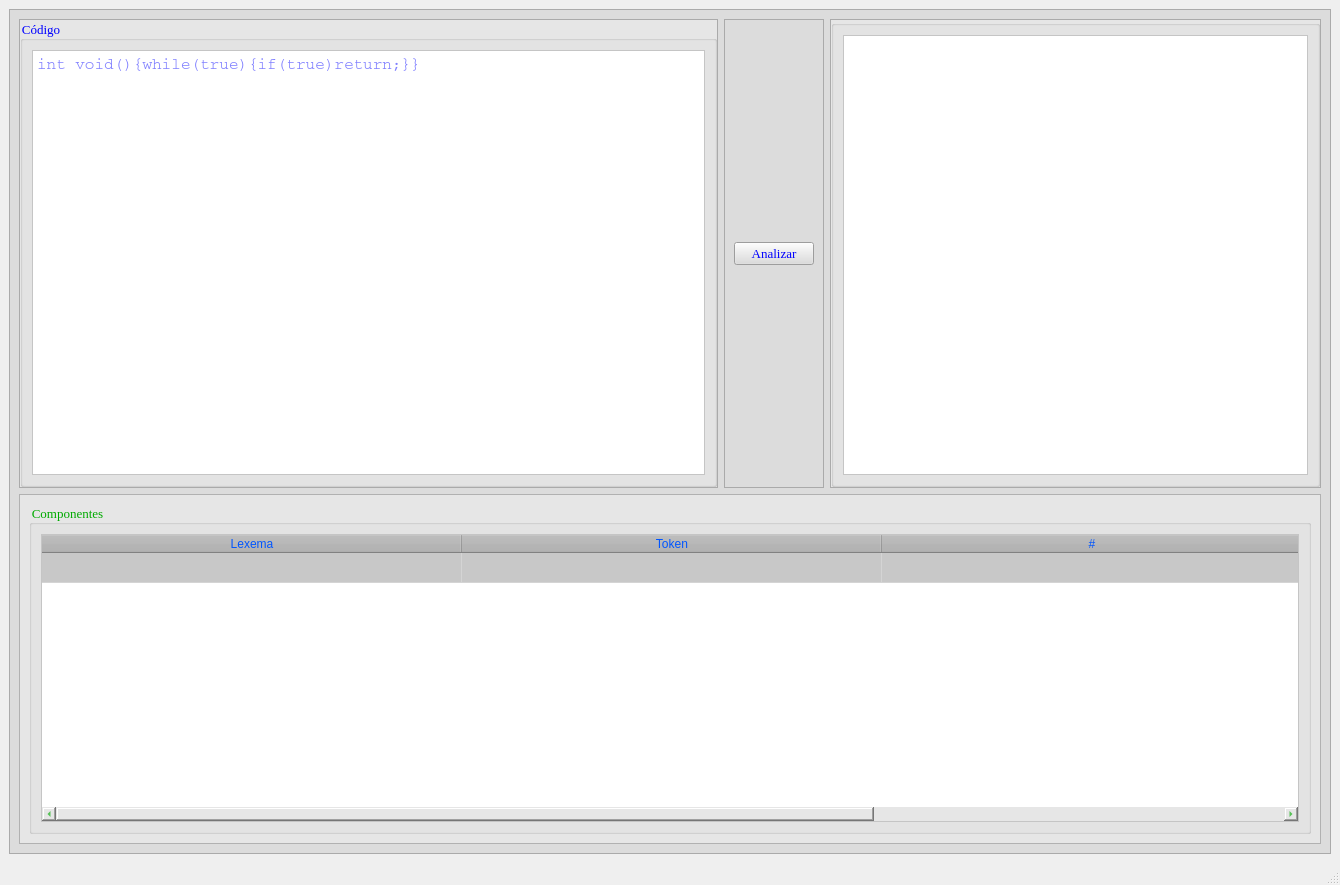
Qt form mainwindow.ui (00urbina00/Analizador_Lexico_ST2_V1.0) before a commit.
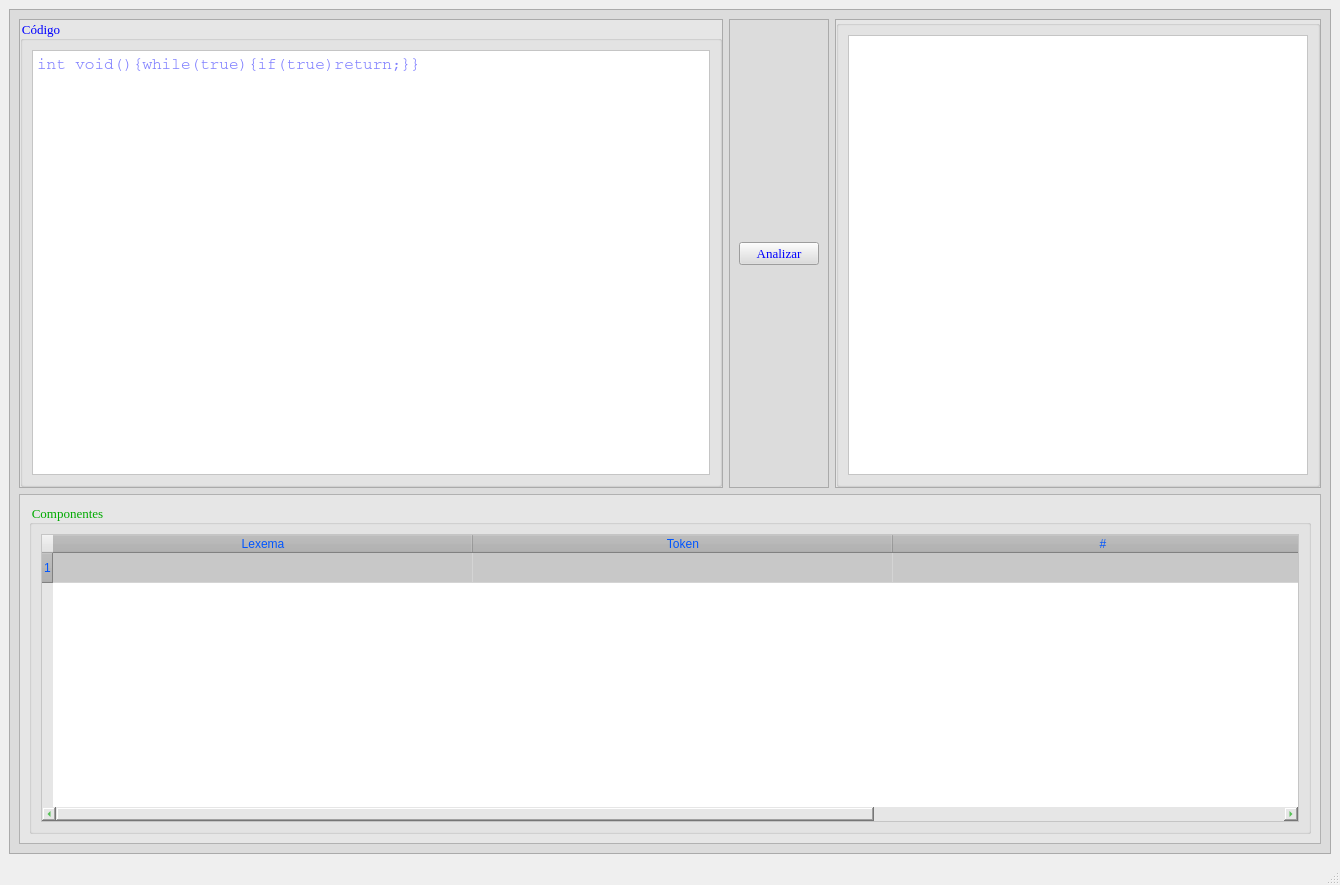
The same form after that commit. Custom widgets are drawn as their Qt base class.

Commit message: Cmake ya no se sincroniza

Patch:
```diff
--- a/mainwindow.ui
+++ b/mainwindow.ui
@@ -316,7 +316,7 @@
                 <bool>false</bool>
                </attribute>
                <attribute name="verticalHeaderVisible">
-                <bool>false</bool>
+                <bool>true</bool>
                </attribute>
                <row/>
                <column>
```
The commit also changes 2 other files.
